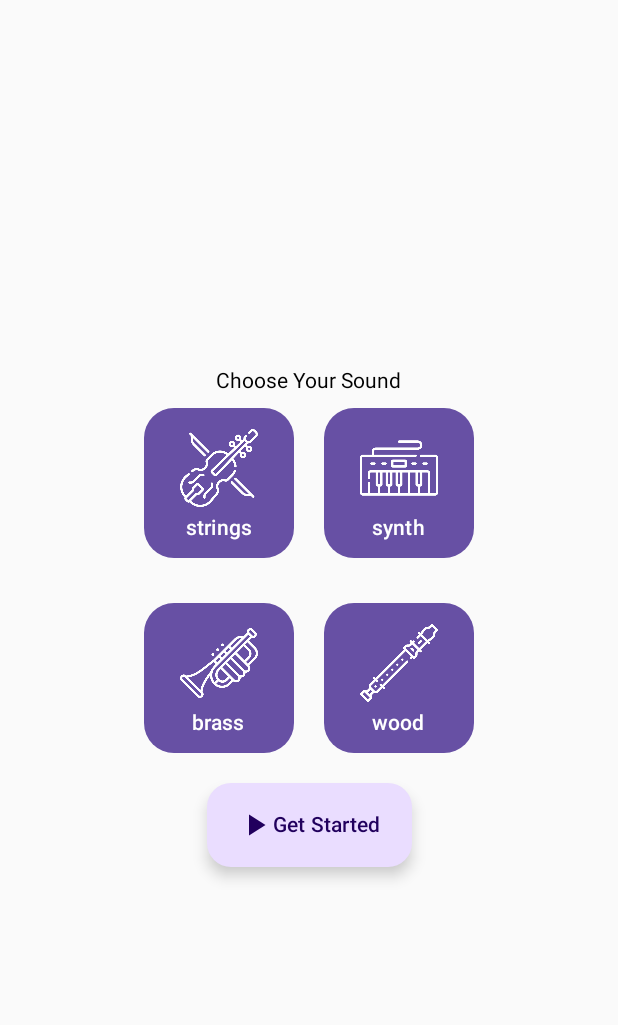
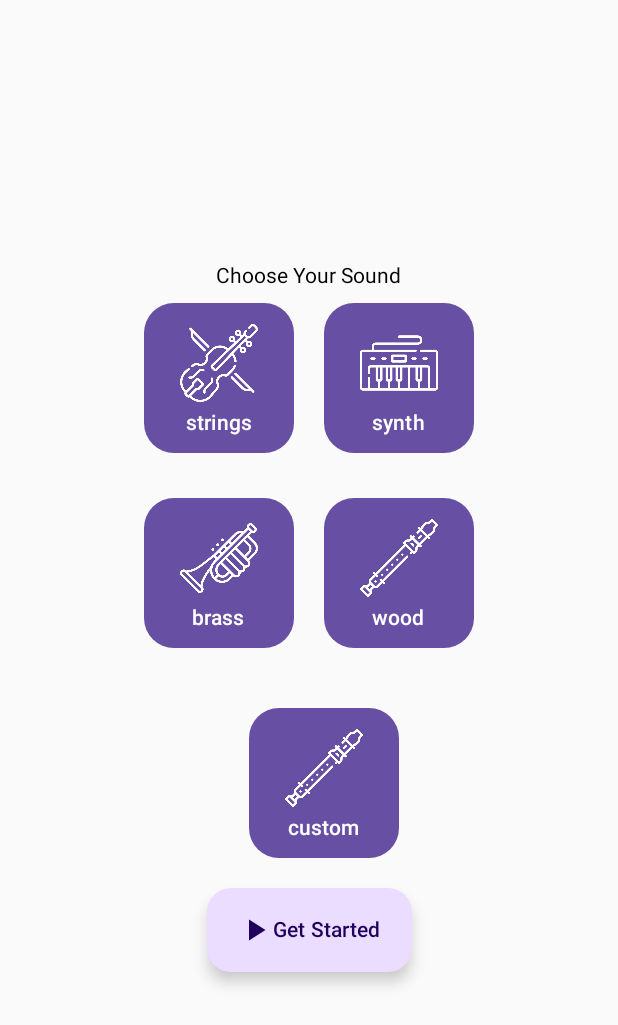
Before and after one commit to timmueller0622/Android-Project-3133761, an Android app built with Jetpack Compose: the screen it shows after launch (Menu), after a tap on "Select Sound", on a phone screen of 412 x 824 dp. Shown: the top 1025 px of the screen. Run offline under Robolectric (Android 15) with nearby library versions, the phone set to English and light mode, and no system bars.

Commit message:
Added more advanced file picker. Playing chosen mp3 file still a work in progress.

```diff
--- a/AndroidProject3133761/app/src/main/AndroidManifest.xml
+++ b/AndroidProject3133761/app/src/main/AndroidManifest.xml
@@ -1,7 +1,8 @@
 <?xml version="1.0" encoding="utf-8"?>
 <manifest xmlns:android="http://schemas.android.com/apk/res/android"
     xmlns:tools="http://schemas.android.com/tools" >
-
+    <uses-permission android:name="android.permission.READ_EXTERNAL_STORAGE" />
+    <uses-permission android:name="android.permission.WRITE_EXTERNAL_STORAGE" />
     <application
         android:allowBackup="true"
         android:dataExtractionRules="@xml/data_extraction_rules"
--- a/AndroidProject3133761/app/src/main/java/com/example/androidproject3133761/MainActivity.kt
+++ b/AndroidProject3133761/app/src/main/java/com/example/androidproject3133761/MainActivity.kt
@@ -5,8 +5,10 @@ import android.content.Intent
 import android.media.Image
 import android.os.Bundle
 import androidx.activity.ComponentActivity
+import androidx.activity.compose.rememberLauncherForActivityResult
 import androidx.activity.compose.setContent
 import androidx.activity.enableEdgeToEdge
+import androidx.activity.result.contract.ActivityResultContracts
 import androidx.compose.foundation.layout.Arrangement
 import androidx.compose.foundation.layout.Box
 import androidx.compose.foundation.layout.Column
@@ -43,7 +45,18 @@ class MainActivity : ComponentActivity() {
         enableEdgeToEdge()
         setContent {
             val intent = Intent(this, Menu::class.java)
-            val fileIntent = Intent(DownloadManager.ACTION_VIEW_DOWNLOADS)
+            val pickSoundFileLauncher = rememberLauncherForActivityResult(
+                contract = ActivityResultContracts.StartActivityForResult()
+            ) { result ->
+                if (result.resultCode == RESULT_OK) {
+                    val selectedUri = result.data?.data
+                    // Handle the selected audio file URI
+                }
+            }
+            val fileIntent = Intent(Intent.ACTION_OPEN_DOCUMENT).apply {
+                addCategory(Intent.CATEGORY_OPENABLE)
+                type = "audio/mpeg" //filters for only mp3 files
+            }
             Column(modifier = Modifier.fillMaxSize(), verticalArrangement = Arrangement.Center, horizontalAlignment = Alignment.CenterHorizontally){
                 Text("Sound Modulator")
                 Spacer(modifier = Modifier.padding(10.dp))
@@ -52,7 +65,13 @@ class MainActivity : ComponentActivity() {
                     Text("Select Sound")
                 }
                 Spacer(modifier = Modifier.padding(10.dp))
-                ExtendedFloatingActionButton(onClick = {startActivity(fileIntent)}) {
+                ExtendedFloatingActionButton(onClick = {
+                    pickSoundFileLauncher.launch(
+                        Intent.createChooser(
+                            intent, getString(R.string.select_audio_file_title)
+                        )
+                    )
+                }) {
                     Icon(Icons.Filled.Add, "Add")
                     Text("New Custom Sound")
                 }
--- a/AndroidProject3133761/app/src/main/java/com/example/androidproject3133761/Menu.kt
+++ b/AndroidProject3133761/app/src/main/java/com/example/androidproject3133761/Menu.kt
@@ -82,6 +82,15 @@ class Menu : ComponentActivity() {
                         soundId.value = "wood"
                     })
                 }
+                Row(modifier = Modifier.padding(20.dp)){
+                    Spacer(modifier = Modifier.width(20.dp))
+                    SoundButton(painterResource(id = R.drawable.recorder), "custom", {
+                        playSound.reset()
+                        playSound = MediaPlayer.create(context, R.raw.bassoong3)
+                        playSound.start()
+                        soundId.value = "wood"
+                    })
+                }
                 // SoundButton(painterResource(id = R.drawable.music), "custom", {})
                 ExtendedFloatingActionButton(onClick = {
                     intent.putExtra("soundId", soundId.value)
--- a/AndroidProject3133761/app/src/main/res/values/strings.xml
+++ b/AndroidProject3133761/app/src/main/res/values/strings.xml
@@ -2,4 +2,5 @@
     <string name="app_name">Android Project 3133761</string>
     <string name="title_activity_menu">Menu</string>
     <string name="title_activity_player">Player</string>
+    <string name="select_audio_file_title" />
 </resources>
```
